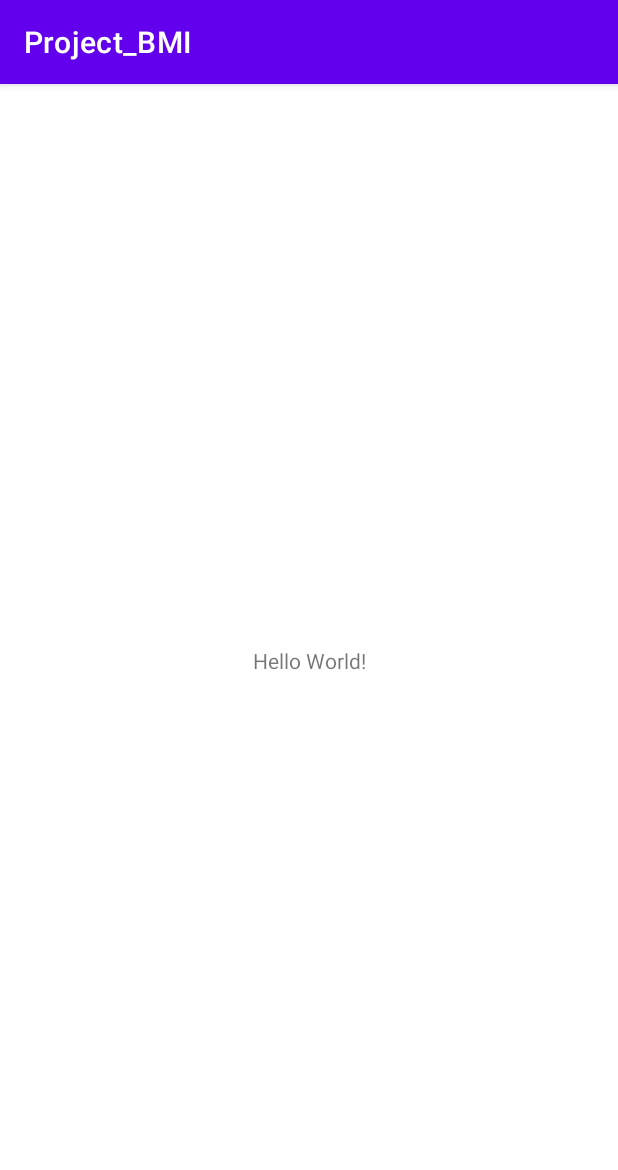
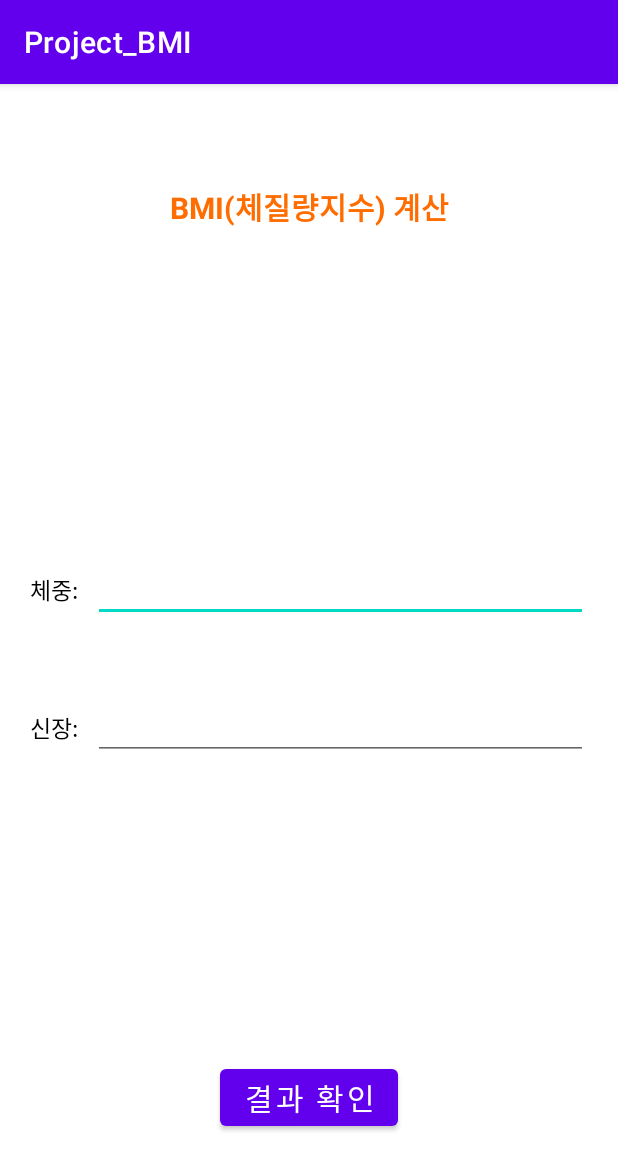
Before and after one commit to song-juyeon/Project_BMI, an Android app: the screen it shows after launch (MainActivity), on a phone screen of 412 x 824 dp. Shown: the top 1170 px of the screen. Run offline under Robolectric (Android 15) with nearby library versions, the phone set to English and light mode, and no system bars.

Commit message:
Edit activity_main.xml Commit

```diff
--- a/app/src/main/res/layout/activity_main.xml
+++ b/app/src/main/res/layout/activity_main.xml
@@ -1,18 +1,70 @@
 <?xml version="1.0" encoding="utf-8"?>
-<androidx.constraintlayout.widget.ConstraintLayout xmlns:android="http://schemas.android.com/apk/res/android"
+<LinearLayout xmlns:android="http://schemas.android.com/apk/res/android"
     xmlns:app="http://schemas.android.com/apk/res-auto"
     xmlns:tools="http://schemas.android.com/tools"
     android:layout_width="match_parent"
     android:layout_height="match_parent"
+    android:orientation="vertical"
+    android:gravity="center"
+    android:padding="20dp"
     tools:context=".MainActivity">
 
     <TextView
+        android:layout_width="match_parent"
+        android:layout_height="wrap_content"
+        android:gravity="center_horizontal"
+        android:layout_marginBottom="200dp"
+        android:text="@string/main_title"
+        android:textSize="20dp"
+        android:textColor="#FF6D00"
+        android:textStyle="bold"/>
+
+    <LinearLayout
+        android:layout_marginTop="20dp"
+        android:orientation="horizontal"
+        android:layout_width="match_parent"
+        android:layout_height="wrap_content">
+        <TextView
+            android:layout_width="wrap_content"
+            android:layout_height="wrap_content"
+            android:text="@string/text_weight"
+            android:layout_marginRight="10dp"
+            android:textSize="15sp"
+            android:textColor="#000000"/>
+        <EditText
+            android:id="@+id/edit_weight"
+            android:layout_width="match_parent"
+            android:layout_height="wrap_content"
+            android:textSize="15sp"
+            android:inputType="number"/>
+
+    </LinearLayout>
+    <LinearLayout
+        android:layout_marginTop="50dp"
+        android:orientation="horizontal"
+        android:layout_width="match_parent"
+        android:layout_height="wrap_content">
+        <TextView
+            android:layout_width="wrap_content"
+            android:layout_height="wrap_content"
+            android:text="@string/text_height"
+            android:layout_marginRight="10dp"
+            android:textSize="15sp"
+            android:textColor="#000000"/>
+        <EditText
+            android:id="@+id/edit_height"
+            android:layout_width="match_parent"
+            android:layout_height="wrap_content"
+            android:textSize="15sp"
+            android:inputType="number"/>
+
+    </LinearLayout>
+    <Button
+        android:layout_gravity="center_horizontal"
         android:layout_width="wrap_content"
         android:layout_height="wrap_content"
-        android:text="Hello World!"
-        app:layout_constraintBottom_toBottomOf="parent"
-        app:layout_constraintLeft_toLeftOf="parent"
-        app:layout_constraintRight_toRightOf="parent"
-        app:layout_constraintTop_toTopOf="parent" />
+        android:textSize="20sp"
+        android:layout_marginTop="200dp"
+        android:text="@string/btn_check"/>
 
-</androidx.constraintlayout.widget.ConstraintLayout>
+</LinearLayout>
--- a/app/src/main/res/values/strings.xml
+++ b/app/src/main/res/values/strings.xml
@@ -1,3 +1,7 @@
 <resources>
     <string name="app_name">Project_BMI</string>
+    <string name="main_title">BMI(체질량지수) 계산</string>
+    <string name="btn_check">결과 확인</string>
+    <string name="text_weight">체중: </string>
+    <string name="text_height">신장: </string>
 </resources>
```
